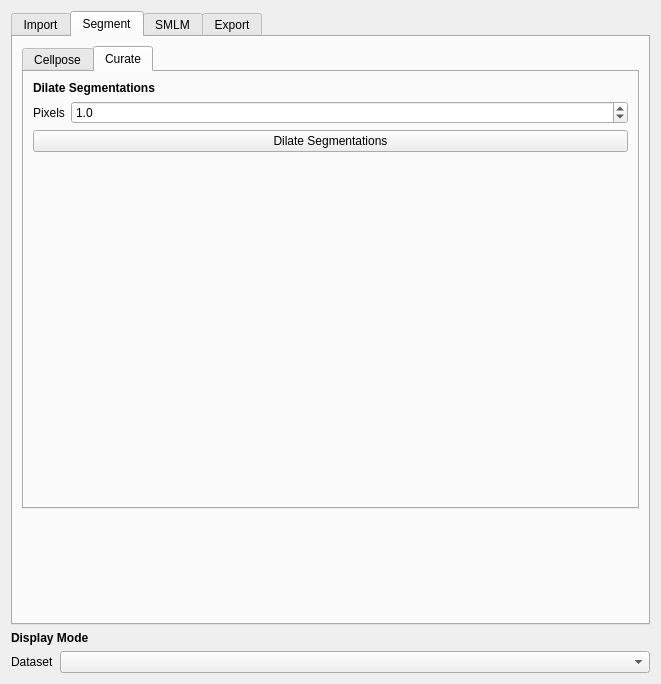
Old version of the form src/moltrack/GUI/widget_ui.ui in the repository piedrro/napari-moltrack.
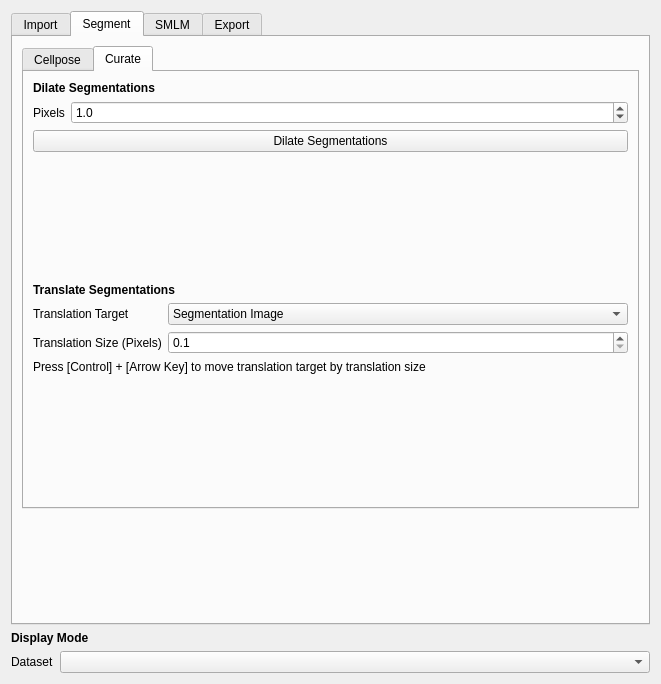
New version of the form. The open tabs and pages were chosen to show the change.

Commit message: added segmentation translation

```diff
--- a/src/moltrack/GUI/widget_ui.ui
+++ b/src/moltrack/GUI/widget_ui.ui
@@ -839,6 +839,86 @@
              </property>
             </widget>
            </item>
+           <item>
+            <spacer name="verticalSpacer_3">
+             <property name="orientation">
+              <enum>Qt::Vertical</enum>
+             </property>
+             <property name="sizeHint" stdset="0">
+              <size>
+               <width>20</width>
+               <height>40</height>
+              </size>
+             </property>
+            </spacer>
+           </item>
+           <item>
+            <widget class="QLabel" name="label_105">
+             <property name="font">
+              <font>
+               <weight>75</weight>
+               <bold>true</bold>
+              </font>
+             </property>
+             <property name="text">
+              <string>Translate Segmentations</string>
+             </property>
+            </widget>
+           </item>
+           <item>
+            <layout class="QFormLayout" name="formLayout_32">
+             <item row="1" column="0">
+              <widget class="QLabel" name="label_131">
+               <property name="text">
+                <string>Translation Size (Pixels)</string>
+               </property>
+              </widget>
+             </item>
+             <item row="1" column="1">
+              <widget class="QDoubleSpinBox" name="translation_size">
+               <property name="decimals">
+                <number>1</number>
+               </property>
+               <property name="minimum">
+                <double>0.100000000000000</double>
+               </property>
+              </widget>
+             </item>
+             <item row="0" column="0">
+              <widget class="QLabel" name="label_9">
+               <property name="text">
+                <string>Translation Target</string>
+               </property>
+              </widget>
+             </item>
+             <item row="0" column="1">
+              <widget class="QComboBox" name="translation_target">
+               <item>
+                <property name="text">
+                 <string>Segmentation Image</string>
+                </property>
+               </item>
+               <item>
+                <property name="text">
+                 <string>Segmentations</string>
+                </property>
+               </item>
+               <item>
+                <property name="text">
+                 <string>Both</string>
+                </property>
+               </item>
+              </widget>
+             </item>
+            </layout>
+           </item>
+           <item>
+            <widget class="QLabel" name="label_10">
+             <property name="text">
+              <string>Press [Control] + [Arrow Key] to move translation target by translation size</string>
+             </property>
+            </widget>
+           </item>
            <item>
             <spacer name="verticalSpacer_27">
              <property name="orientation">
```
The commit also changes 4 other files.
